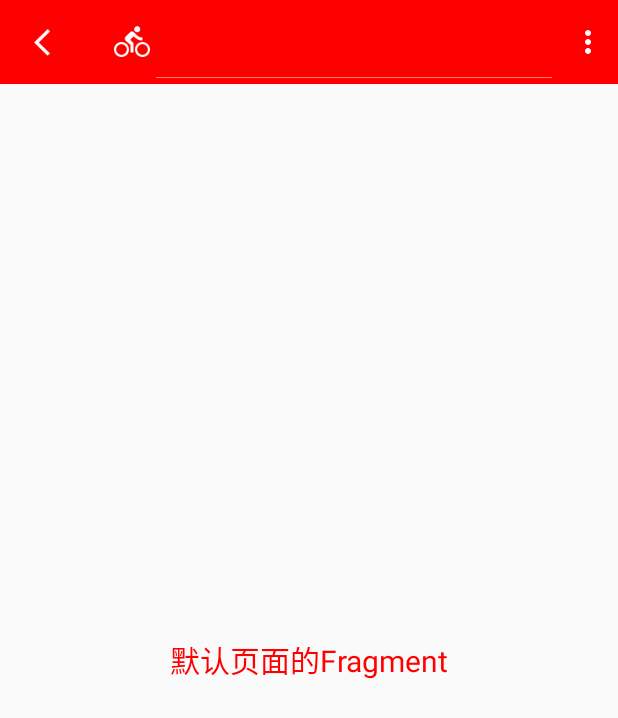
After one commit to AngleLong/NewMaterialDesign, an Android app: the DefaultFragment screen opened directly, with no data from a screen before it, on a phone screen of 412 x 824 dp. The commit adds this screen. Shown: the top 718 px of the screen. Run offline under Robolectric (Android 15) with nearby library versions, the phone set to English and light mode, and no system bars.

Commit message:
'SearchView的使用'

```diff
--- a/app/src/main/AndroidManifest.xml
+++ b/app/src/main/AndroidManifest.xml
@@ -18,7 +18,8 @@
         </activity>
         <activity android:name=".toolbar.ZhiHuToolbarActivity" />
         <activity android:name=".toolbar.DefaultToolbarActivity" />
-        <activity android:name=".toolbar.WithFragmentActivity"></activity>
+        <activity android:name=".toolbar.WithFragmentActivity" />
+        <activity android:name=".toolbar.YunActivity"></activity>
     </application>
 
 </manifest>
--- /dev/null
+++ b/app/src/main/java/com/jinlong/newmaterialdesign/toolbar/DefaultFragment.java
@@ -0,0 +1,30 @@
+package com.jinlong.newmaterialdesign.toolbar;
+
+
+import android.os.Bundle;
+import android.support.v4.app.Fragment;
+import android.view.LayoutInflater;
+import android.view.View;
+import android.view.ViewGroup;
+
+import com.jinlong.newmaterialdesign.R;
+
+/**
+ * 默认搜索的Fragment
+ */
+public class DefaultFragment extends Fragment {
+
+
+    public DefaultFragment() {
+        // Required empty public constructor
+    }
+
+
+    @Override
+    public View onCreateView(LayoutInflater inflater, ViewGroup container,
+                             Bundle savedInstanceState) {
+        // Inflate the layout for this fragment
+        return inflater.inflate(R.layout.fragment_default, container, false);
+    }
+
+}
--- a/app/src/main/java/com/jinlong/newmaterialdesign/toolbar/DefaultToolbarActivity.java
+++ b/app/src/main/java/com/jinlong/newmaterialdesign/toolbar/DefaultToolbarActivity.java
@@ -74,6 +74,10 @@ public class DefaultToolbarActivity extends AppCompatActivity {
             case R.id.menu_other:
                 Toast.makeText(this, "其他", Toast.LENGTH_SHORT).show();
                 break;
+            case R.id.menu_yun:
+                intent = new Intent(DefaultToolbarActivity.this, YunActivity.class);
+                startActivity(intent);
+                break;
             case R.id.menu_fragment:
                 intent = new Intent(DefaultToolbarActivity.this, WithFragmentActivity.class);
                 startActivity(intent);
--- a/app/src/main/java/com/jinlong/newmaterialdesign/toolbar/Main1Fragment.java
+++ b/app/src/main/java/com/jinlong/newmaterialdesign/toolbar/Main1Fragment.java
@@ -7,6 +7,7 @@ import android.support.v7.widget.Toolbar;
 import android.view.LayoutInflater;
 import android.view.Menu;
 import android.view.MenuInflater;
+import android.view.MenuItem;
 import android.view.View;
 import android.view.ViewGroup;
 
--- /dev/null
+++ b/app/src/main/java/com/jinlong/newmaterialdesign/toolbar/SearchFragment.java
@@ -0,0 +1,42 @@
+package com.jinlong.newmaterialdesign.toolbar;
+
+
+import android.os.Bundle;
+import android.support.v4.app.Fragment;
+import android.text.TextUtils;
+import android.view.LayoutInflater;
+import android.view.View;
+import android.view.ViewGroup;
+import android.widget.TextView;
+
+import com.jinlong.newmaterialdesign.R;
+
+/**
+ * 搜索页面的Fragment
+ */
+public class SearchFragment extends Fragment {
+
+
+    private TextView mTvSearch;
+
+    public SearchFragment() {
+        // Required empty public constructor
+    }
+
+
+    @Override
+    public View onCreateView(LayoutInflater inflater, ViewGroup container,
+                             Bundle savedInstanceState) {
+        // Inflate the layout for this fragment
+
+        View rootView = inflater.inflate(R.layout.fragment_search, container, false);
+
+        mTvSearch = rootView.findViewById(R.id.tv_search);
+        return rootView;
+    }
+
+    public void setSearchStr(String query) {
+        if (!TextUtils.isEmpty(query))
+            mTvSearch.setText("搜索的内容是" + query);
+    }
+}
--- /dev/null
+++ b/app/src/main/java/com/jinlong/newmaterialdesign/toolbar/YunActivity.java
@@ -0,0 +1,139 @@
+package com.jinlong.newmaterialdesign.toolbar;
+
+import android.support.v4.app.Fragment;
+import android.support.v4.view.MenuItemCompat;
+import android.support.v4.view.ViewPager;
+import android.support.v7.app.AppCompatActivity;
+import android.os.Bundle;
+import android.support.v7.widget.SearchView;
+import android.support.v7.widget.Toolbar;
+import android.util.Log;
+import android.view.Menu;
+import android.view.MenuInflater;
+import android.view.MenuItem;
+import android.view.View;
+
+import com.jinlong.newmaterialdesign.R;
+
+import java.lang.reflect.Method;
+import java.util.ArrayList;
+import java.util.List;
+
+/**
+ * 模仿网易云音乐的Toolbar
+ */
+public class YunActivity extends AppCompatActivity {
+
+    private static final String TAG = YunActivity.class.getSimpleName();
+    private SearchView mSearchView;
+    private ViewPager mVpContent;
+    private SearchFragment mSearchFragment;
+    private SearchView.SearchAutoComplete mSearchAutoComplete;
+
+    @Override
+    protected void onCreate(Bundle savedInstanceState) {
+        super.onCreate(savedInstanceState);
+        setContentView(R.layout.activity_yun);
+
+        Log.e(TAG, "onCreate: ");
+
+        initToolbar();
+        initViewPager();
+    }
+
+
+    private void initToolbar() {
+        Toolbar toolbar = findViewById(R.id.toolbar);
+        toolbar.setTitle("");
+        setSupportActionBar(toolbar);
+
+        toolbar.setNavigationOnClickListener(new View.OnClickListener() {
+            @Override
+            public void onClick(View v) {
+                if (mSearchAutoComplete.isShown()) {
+                    try {
+                        mSearchAutoComplete.setText("");//清除文本
+                        //利用反射调用收起SearchView的onCloseClicked()方法
+                        Method method = mSearchView.getClass().getDeclaredMethod("onCloseClicked");
+                        method.setAccessible(true);
+                        method.invoke(mSearchView);
+                    } catch (Exception e) {
+                        e.printStackTrace();
+                    }
+                } else {
+                    finish();
+                }
+            }
+        });
+    }
+
+    private void initViewPager() {
+        mVpContent = findViewById(R.id.vp_content);
+
+        List<Fragment> list = new ArrayList<>();
+        DefaultFragment defaultFragment = new DefaultFragment();
+        list.add(defaultFragment);
+        mSearchFragment = new SearchFragment();
+        list.add(mSearchFragment);
+
+        MainVPAdapter adapter = new MainVPAdapter(getSupportFragmentManager(), list);
+
+        mVpContent.setAdapter(adapter);
+    }
+
+    @Override
+    public boolean onCreateOptionsMenu(Menu menu) {
+        Log.e(TAG, "onCreateOptionsMenu: ");
+        MenuInflater menuInflater = getMenuInflater();
+        menuInflater.inflate(R.menu.menu_yun, menu);
+
+        //获取SearchView对象
+        MenuItem searchItem = menu.findItem(R.id.search);
+        mSearchView = (SearchView) searchItem.getActionView();
+
+        //searchView中的一些设置
+        mSearchView.setIconifiedByDefault(false);
+        //修改searchView的文字颜色
+        mSearchAutoComplete = mSearchView.findViewById(R.id.search_src_text);
+        //设置输入框提示文字样式
+        mSearchAutoComplete.setHintTextColor(getResources().getColor(android.R.color.white));//设置提示文字颜色
+        mSearchAutoComplete.setTextColor(getResources().getColor(android.R.color.white));//设置内容文字颜色
+
+
+        //设置相应的监听,文字变化的监听
+        mSearchView.setOnQueryTextListener(new SearchView.OnQueryTextListener() {
+            @Override
+            public boolean onQueryTextSubmit(String query) {
+                //在文字改变的时候回调，query是改变之后的文字
+                mSearchFragment.setSearchStr(query);
+                return false;
+            }
+
+            @Override
+            public boolean onQueryTextChange(String newText) {
+                //文字提交的时候哦回调，newText是最后提交搜索的文字
+                return false;
+            }
+        });
+
+        mSearchView.setOnSearchClickListener(new View.OnClickListener() {
+            @Override
+            public void onClick(View v) {
+                //开始搜索的时候，设置显示搜索页面
+                mVpContent.setCurrentItem(1);
+            }
+        });
+
+
+        mSearchView.setOnCloseListener(new SearchView.OnCloseListener() {
+            @Override
+            public boolean onClose() {
+                //关闭搜索按钮的时候，设置显示默认页面
+                mVpContent.setCurrentItem(0);
+                return false;
+            }
+        });
+
+        return super.onCreateOptionsMenu(menu);
+    }
+}
--- /dev/null
+++ b/app/src/main/res/layout/activity_yun.xml
@@ -0,0 +1,33 @@
+<?xml version="1.0" encoding="utf-8"?>
+<LinearLayout xmlns:android="http://schemas.android.com/apk/res/android"
+    xmlns:app="http://schemas.android.com/apk/res-auto"
+    xmlns:tools="http://schemas.android.com/tools"
+    android:layout_width="match_parent"
+    android:layout_height="match_parent"
+    android:orientation="vertical"
+    tools:context="com.jinlong.newmaterialdesign.toolbar.YunActivity">
+
+    <android.support.v7.widget.Toolbar
+        android:id="@+id/toolbar"
+        android:layout_width="match_parent"
+        android:layout_height="?attr/actionBarSize"
+        android:background="#ff0000"
+        app:popupTheme="@style/ToolbarTheme"
+        app:navigationIcon="@mipmap/back_icon">
+
+        <TextView
+            android:id="@+id/tv_title"
+            android:layout_width="wrap_content"
+            android:layout_height="wrap_content"
+            android:layout_gravity="center"
+            android:text="云Toolbar的实现"
+            android:textColor="@android:color/white"
+            android:textSize="18sp" />
+    </android.support.v7.widget.Toolbar>
+
+
+    <android.support.v4.view.ViewPager
+        android:id="@+id/vp_content"
+        android:layout_width="match_parent"
+        android:layout_height="match_parent"/>
+</LinearLayout>
--- /dev/null
+++ b/app/src/main/res/layout/fragment_default.xml
@@ -0,0 +1,16 @@
+<FrameLayout xmlns:android="http://schemas.android.com/apk/res/android"
+    xmlns:tools="http://schemas.android.com/tools"
+    android:layout_width="match_parent"
+    android:layout_height="match_parent"
+    tools:context="com.jinlong.newmaterialdesign.toolbar.DefaultFragment">
+
+    <TextView
+        android:layout_width="match_parent"
+        android:layout_height="match_parent"
+        android:gravity="center"
+        android:text="默认页面的Fragment"
+        android:textColor="#ff0000"
+        android:textSize="20sp" />
+
+
+</FrameLayout>
--- /dev/null
+++ b/app/src/main/res/layout/fragment_search.xml
@@ -0,0 +1,16 @@
+<FrameLayout xmlns:android="http://schemas.android.com/apk/res/android"
+    xmlns:tools="http://schemas.android.com/tools"
+    android:layout_width="match_parent"
+    android:layout_height="match_parent"
+    tools:context="com.jinlong.newmaterialdesign.toolbar.SearchFragment">
+
+    <TextView
+        android:id="@+id/tv_search"
+        android:layout_width="match_parent"
+        android:layout_height="match_parent"
+        android:gravity="center"
+        android:text="搜索页面的Fragment"
+        android:textColor="#ff0000"
+        android:textSize="20sp" />
+
+</FrameLayout>
--- a/app/src/main/res/menu/menu_default_toolbar.xml
+++ b/app/src/main/res/menu/menu_default_toolbar.xml
@@ -58,6 +58,13 @@
         android:icon="@mipmap/ic_directions_bike_white_24dp"
         android:title="去知乎的Toolbar"
         app:showAsAction="never" />
+
+    <item
+        android:id="@+id/menu_yun"
+        android:icon="@mipmap/ic_directions_bike_white_24dp"
+        android:title="去网易云音乐的Toolbar"
+        app:showAsAction="never" />
+
     <item
         android:id="@+id/menu_other"
         android:icon="@mipmap/ic_directions_bike_white_24dp"
--- /dev/null
+++ b/app/src/main/res/menu/menu_yun.xml
@@ -0,0 +1,17 @@
+<?xml version="1.0" encoding="utf-8"?>
+<!--仿网易云音乐的menu实现-->
+<menu xmlns:android="http://schemas.android.com/apk/res/android"
+    xmlns:app="http://schemas.android.com/apk/res-auto">
+
+    <item
+        android:id="@+id/search"
+        android:icon="@drawable/ic_search_black_24dp"
+        android:title="搜索"
+        app:actionViewClass="android.support.v7.widget.SearchView"
+        app:showAsAction="always" />
+
+    <item
+        android:id="@+id/other"
+        android:title="其他内容"
+        app:showAsAction="never" />
+</menu>
--- a/app/src/main/res/values/styles.xml
+++ b/app/src/main/res/values/styles.xml
@@ -13,7 +13,16 @@
         <item name="windowActionBar">false</item>
         <item name="windowNoTitle">true</item>
         <item name="android:textColorSecondary">#ffffff</item>
+        <!--Toolbar的主题设置-->
         <item name="toolbarStyle">@style/NoSpaceActionBarTheme</item>
+
+        <!--SearchView的主题设置-->
+        <item name="searchViewStyle">@style/SearchViewStyle</item>
+    </style>
+
+    <!--SearchView的主题设置-->
+    <style name="SearchViewStyle" parent="Widget.AppCompat.SearchView">
+        <item name="searchIcon">@mipmap/ic_directions_bike_white_24dp</item>
     </style>
 
     <!--溢出[弹出]菜单样式 parent相当于继承【可以不要parent】-->
```
